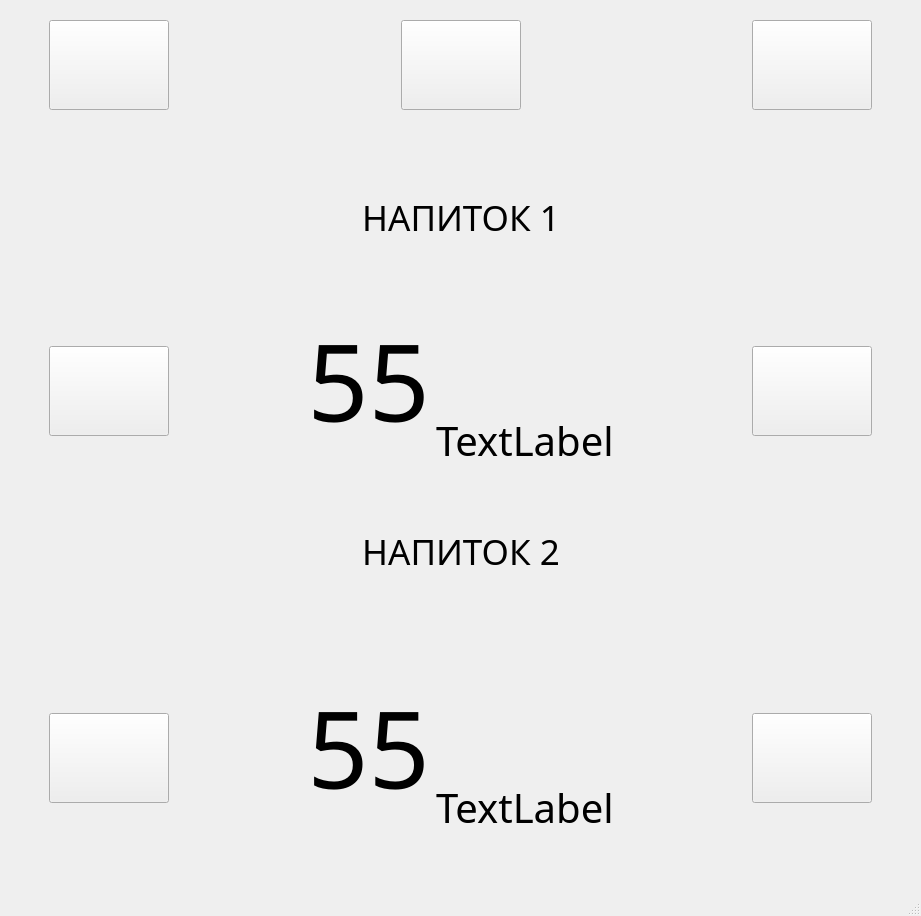
The window that Filler_interface/Window_filler/UI_filler2.ui (TWOKRAI/Filler) describes before a commit, drawn with Qt 5.
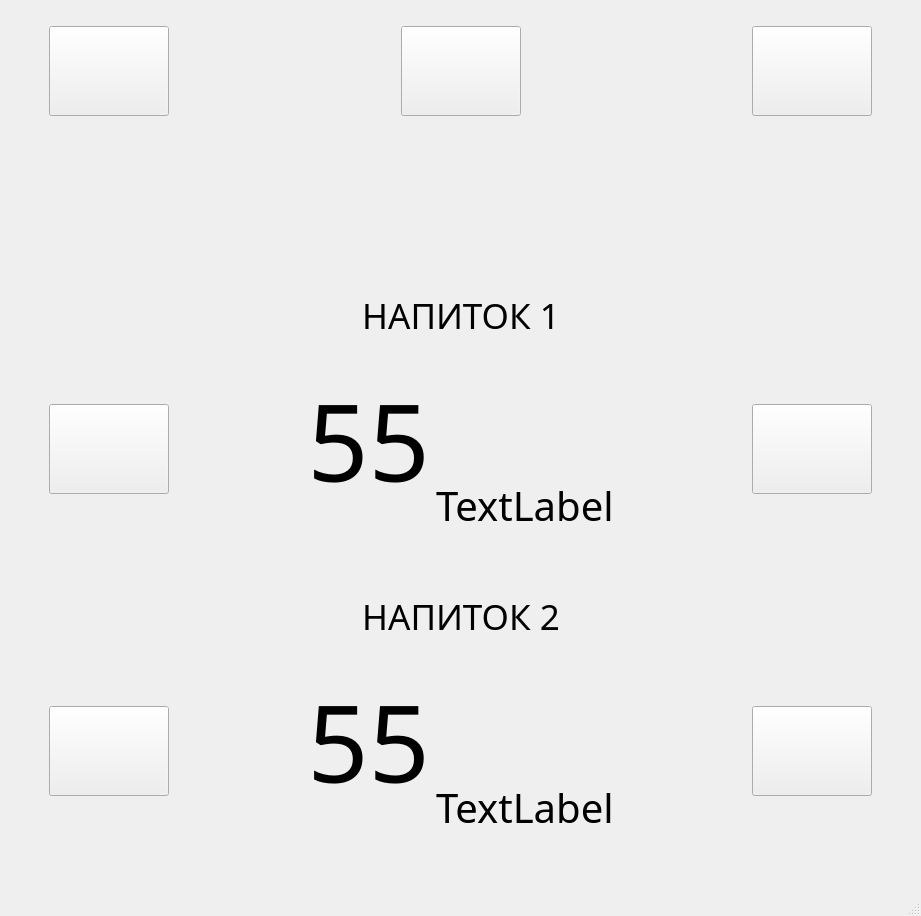
The same window after the commit.

The edit to the form file:
```diff
--- a/Filler_interface/Window_filler/UI_filler2.ui
+++ b/Filler_interface/Window_filler/UI_filler2.ui
@@ -38,7 +38,7 @@
       <property name="sizeHint" stdset="0">
        <size>
         <width>20</width>
-        <height>1</height>
+        <height>7</height>
        </size>
       </property>
      </spacer>
@@ -308,22 +308,6 @@
               </property>
              </widget>
             </item>
-            <item>
-             <spacer name="verticalSpacer_6">
-              <property name="orientation">
-               <enum>Qt::Vertical</enum>
-              </property>
-              <property name="sizeType">
-               <enum>QSizePolicy::Expanding</enum>
-              </property>
-              <property name="sizeHint" stdset="0">
-               <size>
-                <width>20</width>
-                <height>13</height>
-               </size>
-              </property>
-             </spacer>
-            </item>
            </layout>
           </item>
           <item>
@@ -571,22 +555,6 @@
               </property>
              </widget>
             </item>
-            <item>
-             <spacer name="verticalSpacer_8">
-              <property name="orientation">
-               <enum>Qt::Vertical</enum>
-              </property>
-              <property name="sizeType">
-               <enum>QSizePolicy::Expanding</enum>
-              </property>
-              <property name="sizeHint" stdset="0">
-               <size>
-                <width>20</width>
-                <height>13</height>
-               </size>
-              </property>
-             </spacer>
-            </item>
            </layout>
           </item>
           <item>
```
